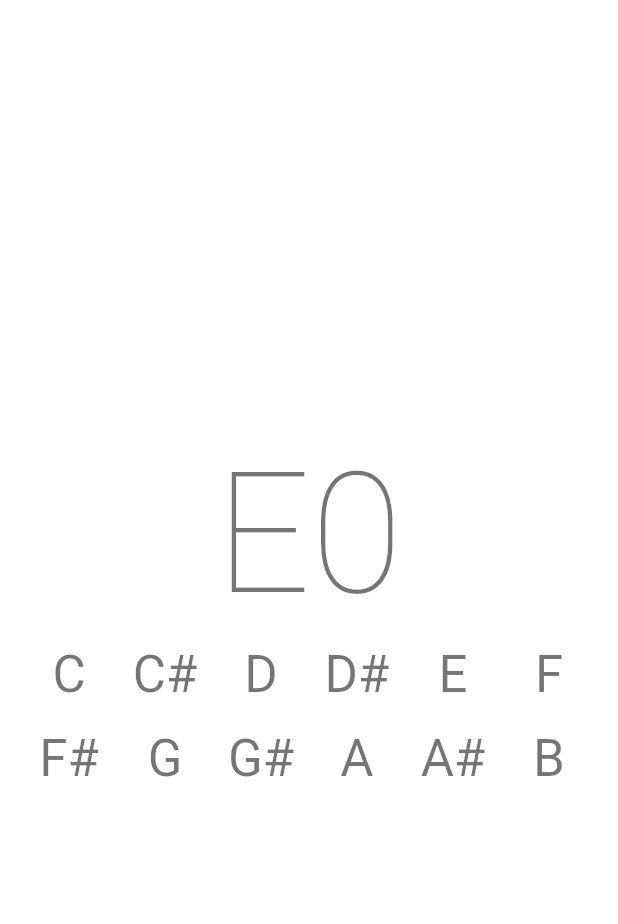
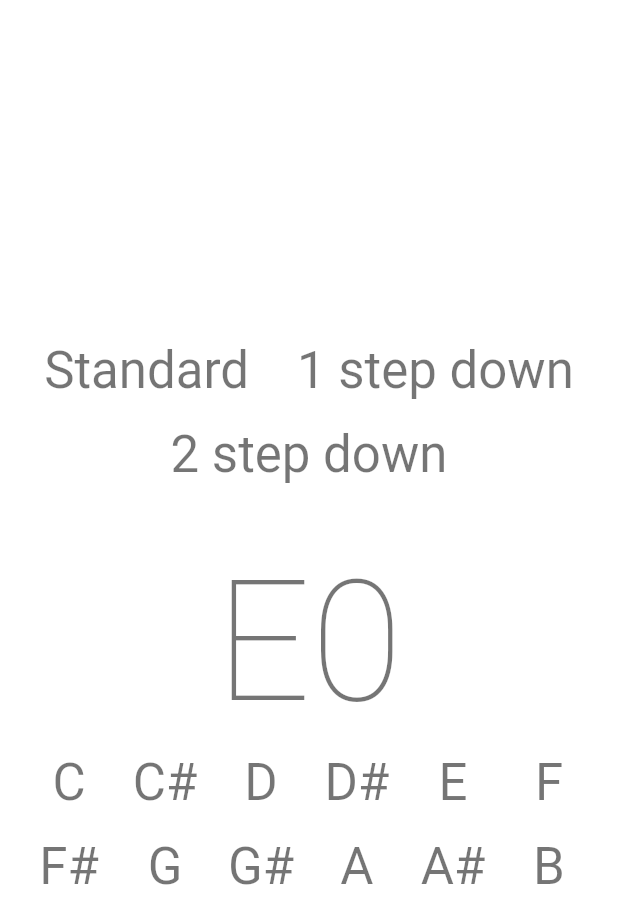
Before and after one commit to GyurkovicsFeri/guitar_notes, a Flutter app: the screen it shows after launch, on a phone screen of 412 x 824 dp. Shown: the top 924 px of the screen. Run offline on Flutter 3.47's test engine with Material 2 defaults, Android fonts, the phone set to English and light mode, and no system bars.

Commit message:
feat: add provider and tunings

```diff
--- a/lib/guitar_notes_page.dart
+++ b/lib/guitar_notes_page.dart
@@ -1,11 +1,10 @@
 import 'package:flutter/material.dart';
+import 'package:provider/provider.dart';
 
 import 'guitar_notes_service.dart';
 
 class GuitarNotesPage extends StatefulWidget {
-  const GuitarNotesPage({Key? key, required this.service}) : super(key: key);
-
-  final GuitarNotesService service;
+  const GuitarNotesPage({Key? key}) : super(key: key);
 
   @override
   State<GuitarNotesPage> createState() => _GuitarNotesPageState();
@@ -16,6 +15,7 @@ class _GuitarNotesPageState extends State<GuitarNotesPage> {
 
   @override
   Widget build(BuildContext context) {
+    final question = context.watch<GuitarNotesService>().currentQuestion;
     return TweenAnimationBuilder(
         duration: const Duration(milliseconds: 350),
         tween: ColorTween(
@@ -33,8 +33,46 @@ class _GuitarNotesPageState extends State<GuitarNotesPage> {
                 mainAxisAlignment: MainAxisAlignment.center,
                 crossAxisAlignment: CrossAxisAlignment.center,
                 children: [
+                  Wrap(
+                    runAlignment: WrapAlignment.center,
+                    alignment: WrapAlignment.center,
+                    spacing: 16,
+                    children: <Widget>[
+                      TextButton(
+                        child: Text(
+                          "Standard",
+                          style: Theme.of(context).textTheme.headline4,
+                        ),
+                        onPressed: () {
+                          context.read<TuningService>().strings = TuningService.getStandardTuning();
+                          context.read<GuitarNotesService>().nextQuestion();
+                        },
+                      ),
+                      TextButton(
+                        child: Text(
+                          "1 step down",
+                          style: Theme.of(context).textTheme.headline4,
+                        ),
+                        onPressed: () {
+                          context.read<TuningService>().strings = TuningService.getStandardTuning().stepDown(1);
+                          context.read<GuitarNotesService>().nextQuestion();
+                        },
+                      ),
+                      TextButton(
+                        child: Text(
+                          "2 step down",
+                          style: Theme.of(context).textTheme.headline4,
+                        ),
+                        onPressed: () {
+                          context.read<TuningService>().strings = TuningService.getStandardTuning().stepDown(2);
+                          context.read<GuitarNotesService>().nextQuestion();
+                        },
+                      ),
+                    ],
+                  ),
+                  const SizedBox(height: 32),
                   Text(
-                    widget.service.currentQuestion.hint,
+                    question.hint,
                     style: Theme.of(context).textTheme.headline1,
                   ),
                   Wrap(
@@ -59,7 +97,8 @@ class _GuitarNotesPageState extends State<GuitarNotesPage> {
   }
 
   _onNotePressed(Note note) {
-    if (widget.service.isCorrect(note)) {
+    final service = context.read<GuitarNotesService>();
+    if (service.isCorrect(note)) {
       setState(() {
         isCorrect = true;
       });
@@ -69,6 +108,6 @@ class _GuitarNotesPageState extends State<GuitarNotesPage> {
       });
     }
 
-    widget.service.nextQuestion();
+    service.nextQuestion();
   }
 }
--- a/lib/guitar_notes_service.dart
+++ b/lib/guitar_notes_service.dart
@@ -1,3 +1,4 @@
+import 'dart:collection';
 import 'dart:math';
 
 import 'package:flutter/foundation.dart';
@@ -8,11 +9,20 @@ abstract class QuestionCreationStrategy {
 
 class RandomQuestionCreationStrategy implements QuestionCreationStrategy {
   Question? _lastQuestion;
+  List<Note> _strings;
+
+  RandomQuestionCreationStrategy({
+    required List<Note> strings,
+  }) : _strings = strings.distinct;
+
+  void changeStrings(List<Note> strings) {
+    _strings = strings.distinct;
+  }
 
   @override
   Question createNextQuestion() {
     final random = Random();
-    final guitarString = guitarStrings[random.nextInt(5)];
+    final guitarString = _strings[random.nextInt(_strings.length)];
 
     final fret = random.nextInt(12);
     final question = Question(string: guitarString, fret: fret);
@@ -79,8 +89,6 @@ class Question {
   int get hashCode => string.hashCode ^ fret.hashCode;
 }
 
-const guitarStrings = [Note.E, Note.B, Note.G, Note.D, Note.A];
-
 enum Note { C, cSharp, D, dSharp, E, F, fSharp, G, gSharp, A, aSharp, B }
 
 extension NoteLocalizedName on Note {
@@ -113,3 +121,62 @@ extension NoteLocalizedName on Note {
     }
   }
 }
+
+extension Distinct on List<Note> {
+  List<Note> get distinct => toSet().toList();
+}
+
+class TuningService extends ChangeNotifier {
+  List<Note> _strings;
+
+  TuningService({required List<Note> strings}) : _strings = strings;
+
+  List<Note> get strings => UnmodifiableListView(_strings);
+  set strings(List<Note> value) {
+    _strings = value;
+    notifyListeners();
+  }
+
+  static List<Note> getStandardTuning() {
+    return [
+      Note.E,
+      Note.A,
+      Note.D,
+      Note.G,
+      Note.B,
+      Note.E,
+    ];
+  }
+
+  static List<Note> stepDown(List<Note> tuning, int steps) {
+    final List<Note> result = [];
+    for (int i = 0; i < tuning.length; i++) {
+      final originalNote = tuning[i];
+      final newNote = originalNote.stepDown(steps);
+      result.add(newNote);
+    }
+    return result;
+  }
+
+  static List<Note> drop(List<Note> tuning) {
+    final List<Note> result = List.from(tuning);
+    result[0] = result[0].stepDown(2);
+    return result;
+  }
+}
+
+extension Manipulation on List<Note> {
+  List<Note> stepDown(int steps) {
+    return TuningService.stepDown(this, steps);
+  }
+
+  List<Note> drop() {
+    return TuningService.drop(this);
+  }
+}
+
+extension NoteManipulation on Note {
+  Note stepDown(int steps) {
+    return Note.values[(Note.values.indexOf(this) - steps) % Note.values.length];
+  }
+}
--- a/lib/main.dart
+++ b/lib/main.dart
@@ -1,4 +1,5 @@
 import 'package:flutter/material.dart';
+import 'package:provider/provider.dart';
 
 import 'guitar_notes_page.dart';
 import 'guitar_notes_service.dart';
@@ -12,16 +13,38 @@ class GuitarNotesApp extends StatelessWidget {
 
   @override
   Widget build(BuildContext context) {
-    return MaterialApp(
-      title: 'Guitar note training',
-      theme: ThemeData(
-        primarySwatch: Colors.brown,
-      ),
-      home: GuitarNotesPage(
-        service: GuitarNotesService(
-          creation: RandomQuestionCreationStrategy(),
-          solver: QuestionSolver(),
+    return MultiProvider(
+      providers: [
+        ChangeNotifierProvider<TuningService>(
+          create: (_) => TuningService(strings: TuningService.getStandardTuning()),
         ),
+        ProxyProvider<TuningService, QuestionCreationStrategy>(
+          create: (context) => RandomQuestionCreationStrategy(
+            strings: context.read<TuningService>().strings,
+          ),
+          update: (context, tuningService, creationStrategy) {
+            if (creationStrategy is RandomQuestionCreationStrategy) {
+              creationStrategy.changeStrings(tuningService.strings);
+            }
+            return creationStrategy ??
+                RandomQuestionCreationStrategy(
+                  strings: tuningService.strings,
+                );
+          },
+        ),
+        Provider<QuestionSolver>(
+          create: (context) => QuestionSolver(),
+        ),
+        ChangeNotifierProvider<GuitarNotesService>(
+          create: (context) => GuitarNotesService(creation: context.read(), solver: context.read()),
+        ),
+      ],
+      builder: (context, child) => MaterialApp(
+        title: 'Guitar note training',
+        theme: ThemeData(
+          primarySwatch: Colors.brown,
+        ),
+        home: const GuitarNotesPage(),
       ),
     );
   }
--- a/pubspec.yaml
+++ b/pubspec.yaml
@@ -3,7 +3,7 @@ description: A new Flutter project.
 
 # The following line prevents the package from being accidentally published to
 # pub.dev using `flutter pub publish`. This is preferred for private packages.
-publish_to: 'none' # Remove this line if you wish to publish to pub.dev
+publish_to: "none" # Remove this line if you wish to publish to pub.dev
 
 # The following defines the version and build number for your application.
 # A version number is three numbers separated by dots, like 1.2.43
@@ -29,7 +29,7 @@ environment:
 dependencies:
   flutter:
     sdk: flutter
-
+  provider: ^6.0.3
 
   # The following adds the Cupertino Icons font to your application.
   # Use with the CupertinoIcons class for iOS style icons.
@@ -51,7 +51,6 @@ dev_dependencies:
 
 # The following section is specific to Flutter packages.
 flutter:
-
   # The following line ensures that the Material Icons font is
   # included with your application, so that you can use the icons in
   # the material Icons class.
```
Also changed, not shown: pubspec.lock, 3 other files.
